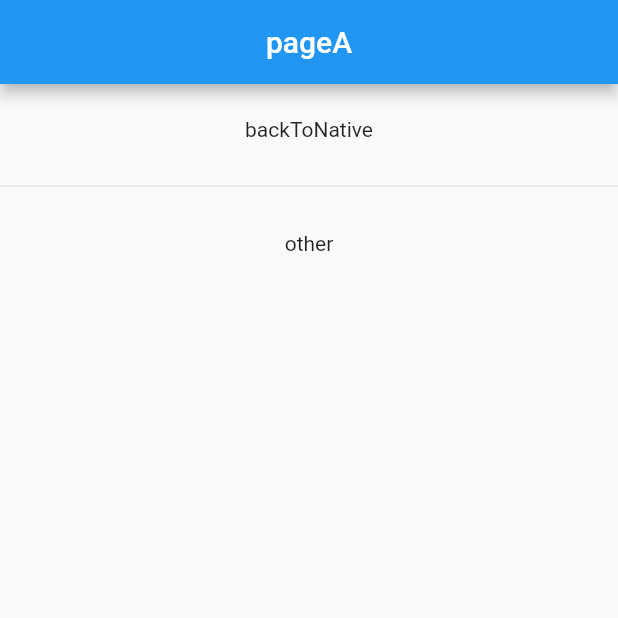
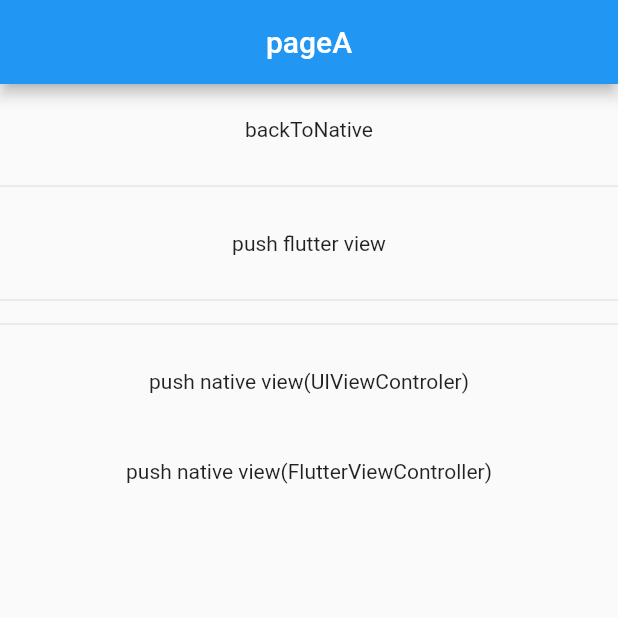
Before and after one commit to wonderful89/swiftDemo, a Flutter app: the screen it shows after launch, on a phone screen of 412 x 824 dp, the top half of it. Run offline on Flutter 3.47's test engine with Material 2 defaults, Android fonts, the light colour scheme and no system bars.

Commit message:
flutter UI2

```diff
--- a/flutter_module/lib/main.dart
+++ b/flutter_module/lib/main.dart
@@ -35,7 +35,7 @@ class MyApp extends StatelessWidget {
       home: MyHomePage(),
       navigatorObservers: [MyNavigatorObserver()],
       navigatorKey: Routes.globalKey,
-      initialRoute: 'pageA',
+      initialRoute: RoutePages.pageA,
       onGenerateRoute: (RouteSettings settings) {
         var func = Routes.pageRoutes[settings.name];
         if (func != null) {
--- a/flutter_module/lib/pages/page_a.dart
+++ b/flutter_module/lib/pages/page_a.dart
@@ -1,5 +1,7 @@
 import 'package:flutter/material.dart';
 import 'package:flutter/services.dart';
+import 'package:flutter_module/channels.dart';
+import 'package:flutter_module/route/route.dart';
 
 class DemoPageA extends StatefulWidget {
   @override
@@ -31,9 +33,33 @@ class _DemoPageAState extends State<DemoPageA> {
             ),
             Divider(),
             GestureDetector(
-              onTap: () {},
+              onTap: () {
+                Routes.globalKey.currentState.pushNamed(RoutePages.pageA, arguments: {'tes44': '34444'});
+              },
               child: Container(
-                child: Text('other'),
+                child: Text('push flutter view'),
+                alignment: Alignment.center,
+                height: 60.0,
+              ),
+            ),
+            Divider(),
+            Divider(),
+            GestureDetector(
+              onTap: () {
+                Channels.commonCallToNative('pageRoute', params: {'test22': '333', 'name': 'UIViewController'});
+              },
+              child: Container(
+                child: Text('push native view(UIViewControler)'),
+                alignment: Alignment.center,
+                height: 60.0,
+              ),
+            ),
+            GestureDetector(
+              onTap: () {
+                Channels.commonCallToNative('pageRoute', params: {'test22': '333', 'name': 'FlutterViewController', 'flutterName': 'pageC'});
+              },
+              child: Container(
+                child: Text('push native view(FlutterViewController)'),
                 alignment: Alignment.center,
                 height: 60.0,
               ),
--- a/flutter_module/lib/route/route.dart
+++ b/flutter_module/lib/route/route.dart
@@ -3,12 +3,19 @@ import 'package:flutter_module/pages/page_a.dart';
 import 'package:flutter_module/pages/page_b.dart';
 import 'package:flutter_module/pages/page_c.dart';
 
+class RoutePages {
+  static String pageA = 'pageA';
+  static String pageB = 'pageB';
+  static String pageC = 'pageC';
+  static String pageD = 'pageD';
+}
+
 class Routes {
   static final GlobalKey<NavigatorState> globalKey = GlobalKey<NavigatorState>();
 
   static Map pageRoutes = {
-    'pageA': (context) => DemoPageA(),
-    'pageB': (context) => DemoPageB(),
-    'pageC': (context) => DemoPageC(),
+    RoutePages.pageA: (context) => DemoPageA(),
+    RoutePages.pageB: (context) => DemoPageB(),
+    RoutePages.pageC: (context) => DemoPageC(),
   };
 }
```
Also changed, not shown: 3 other files.
